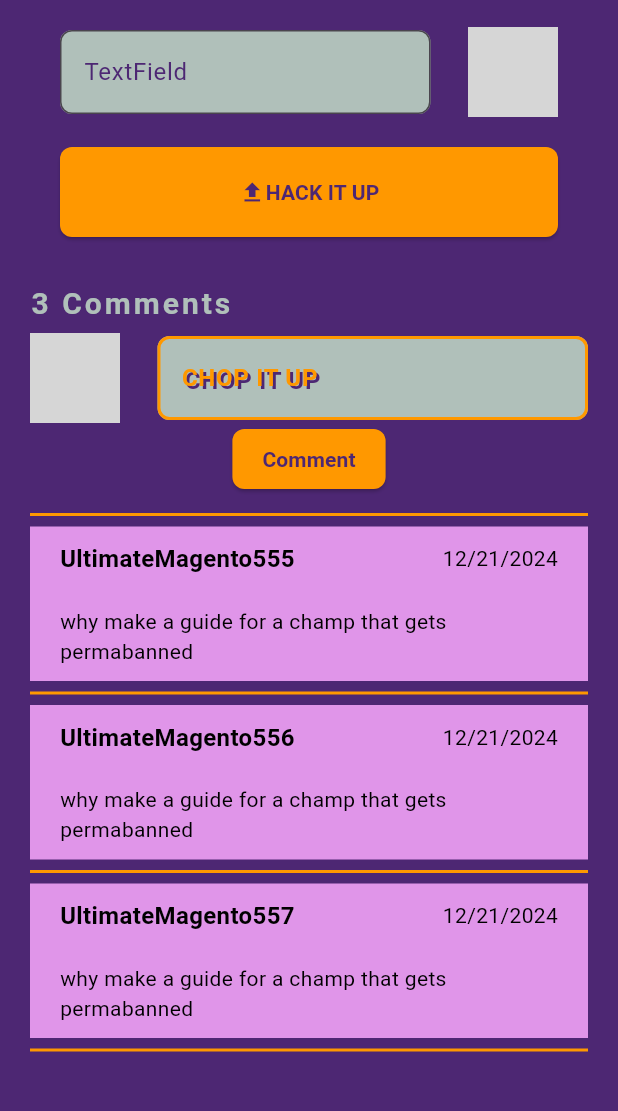
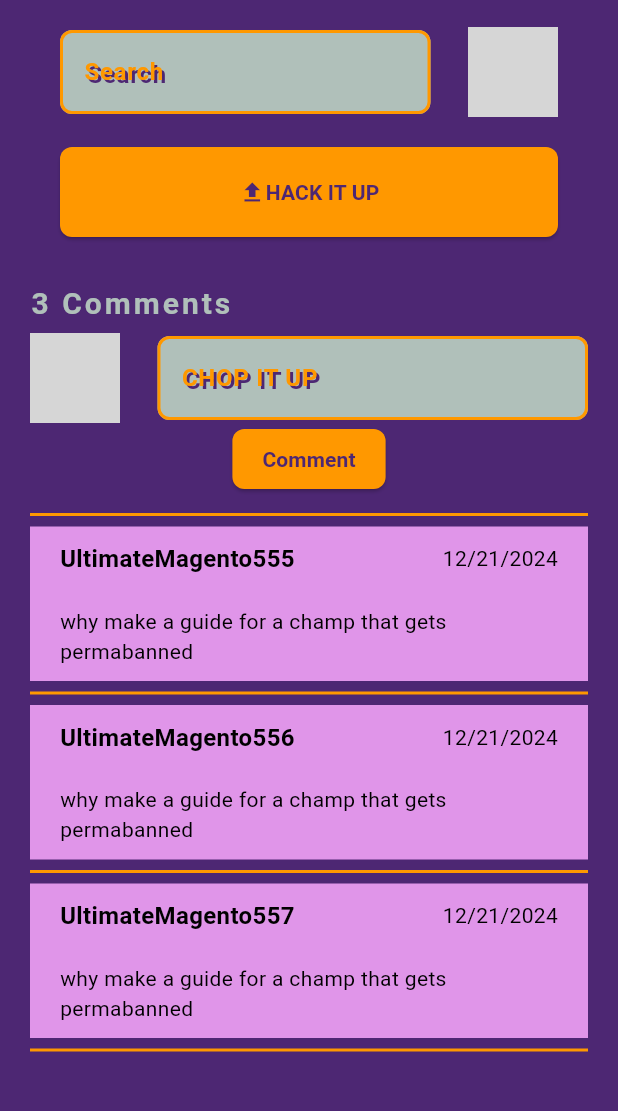
Before and after one commit to Mundo-Pictures/mundo-pictures, a Flutter app: the screen it shows after launch, on a phone screen of 412 x 824 dp, the part 72-1183 px from its top. Run offline on Flutter 3.47's test engine with Material 3 defaults, Android fonts, the phone set to English and light mode, and no system bars; our stand-ins replace flutter_svg; grey boxes are pictures that could not be loaded.

Commit message:
adds padding as a n optional property for primary button widget, creates primary text field widget and adds it to comment and home sections.

```diff
--- a/lib/buttons/primary-button.dart
+++ b/lib/buttons/primary-button.dart
@@ -2,10 +2,14 @@ import 'package:flutter/material.dart';
 
 class PrimaryButton extends StatelessWidget {
   const PrimaryButton(
-      {super.key, required this.onPressedAction, required this.childWidget});
+      {super.key,
+      required this.onPressedAction,
+      required this.childWidget,
+      this.buttonPadding = const EdgeInsets.all(20)});
 
   final void Function() onPressedAction;
   final Widget childWidget;
+  final EdgeInsets buttonPadding;
 
   @override
   Widget build(BuildContext context) {
@@ -17,7 +21,7 @@ class PrimaryButton extends StatelessWidget {
               borderRadius: BorderRadius.circular(8),
             )),
             padding: WidgetStateProperty.all<EdgeInsets>(
-              EdgeInsets.all(20),
+              buttonPadding,
             ),
             backgroundColor: WidgetStateProperty.all(Color(0xffff9800))),
         child: childWidget);
--- a/lib/components/comments.dart
+++ b/lib/components/comments.dart
@@ -1,5 +1,7 @@
 import 'package:flutter/material.dart';
+import 'package:mundo_pictures/buttons/primary-button.dart';
 import 'package:mundo_pictures/components/data/comment_data.dart';
+import 'package:mundo_pictures/textfields/primary-textfields.dart';
 
 class Comments extends StatefulWidget {
   const Comments({super.key});
@@ -50,61 +52,19 @@ class _CommentsState extends State<Comments> {
                       width: 25,
                     ),
                     Expanded(
-                      child: TextField(
-                          style: TextStyle(color: Color(0xff4d2773)),
-                          textAlign: TextAlign.left,
-                          decoration: InputDecoration(
-                            border: OutlineInputBorder(
-                              borderRadius: BorderRadius.circular(8),
-                            ),
-                            enabledBorder: OutlineInputBorder(
-                                borderRadius: BorderRadius.circular(8),
-                                borderSide: BorderSide(
-                                    width: 2,
-                                    color: Color.fromRGBO(255, 152, 0, 1))),
-                            focusedBorder: OutlineInputBorder(
-                                borderSide: BorderSide(
-                                    width: 2,
-                                    color: Color.fromRGBO(255, 152, 0, 1))),
-                            hintText: "Comment...",
-                            hintStyle: TextStyle(color: Color(0xff4d2773)),
-                            label: Text(
-                              "CHOP IT UP",
-                              style: TextStyle(
-                                  color: Color.fromRGBO(255, 152, 0, 1),
-                                  fontWeight: FontWeight.bold,
-                                  fontSize: 16,
-                                  shadows: [
-                                    Shadow(
-                                        offset: Offset(2, 2),
-                                        blurRadius: 0,
-                                        color: Color(0xff4d2773))
-                                  ]),
-                            ),
-                            fillColor: Color(0xffb0c0ba),
-                            filled: true,
-                          )),
-                    ),
+                        child: PrimaryTextField(
+                            hintText: "Comment...", labelText: "CHOP IT UP")),
                   ],
                 ),
-                ElevatedButton(
-                    onPressed: HandleAddComment,
-                    style: ButtonStyle(
-                        shape: WidgetStateProperty.all<RoundedRectangleBorder>(
-                            RoundedRectangleBorder(
-                          borderRadius: BorderRadius.circular(8),
-                        )),
-                        padding: WidgetStateProperty.all<EdgeInsets>(
-                          EdgeInsets.fromLTRB(20, 10, 20, 10),
-                        ),
-                        backgroundColor:
-                            WidgetStateProperty.all(Color(0xffff9800))),
-                    child: Text(
-                      "Comment",
-                      style: TextStyle(
-                          fontWeight: FontWeight.w600,
-                          color: Color(0xff4d2773)),
-                    ))
+                PrimaryButton(
+                  onPressedAction: HandleAddComment,
+                  childWidget: Text(
+                    "Comment",
+                    style: TextStyle(
+                        fontWeight: FontWeight.w600, color: Color(0xff4d2773)),
+                  ),
+                  buttonPadding: EdgeInsets.fromLTRB(20, 10, 20, 10),
+                )
               ],
             ),
           ),
--- a/lib/home/home.dart
+++ b/lib/home/home.dart
@@ -2,6 +2,7 @@ import 'package:flutter/material.dart';
 import 'package:flutter_svg/flutter_svg.dart';
 import 'package:mundo_pictures/buttons/primary-button.dart';
 import 'package:mundo_pictures/components/comments.dart';
+import 'package:mundo_pictures/textfields/primary-textfields.dart';
 
 class HomePage extends StatelessWidget {
   const HomePage({super.key});
@@ -48,18 +49,8 @@ class HomePage extends StatelessWidget {
                 mainAxisAlignment: MainAxisAlignment.center,
                 children: [
                   Expanded(
-                    child: TextField(
-                        style: TextStyle(color: Color(0xff4d2773)),
-                        textAlign: TextAlign.left,
-                        decoration: InputDecoration(
-                          border: OutlineInputBorder(
-                              borderRadius: BorderRadius.circular(8)),
-                          hintText: "TextField",
-                          hintStyle: TextStyle(color: Color(0xff4d2773)),
-                          fillColor: Color(0xffb0c0ba),
-                          filled: true,
-                        )),
-                  ),
+                      child: PrimaryTextField(
+                          hintText: "Search...", labelText: "Search")),
                   SizedBox(
                     width: 25,
                   ),
--- /dev/null
+++ b/lib/textfields/primary-textfields.dart
@@ -0,0 +1,45 @@
+import 'package:flutter/material.dart';
+
+class PrimaryTextField extends StatelessWidget {
+  const PrimaryTextField(
+      {super.key, required this.hintText, required this.labelText});
+
+  final String hintText;
+  final String labelText;
+
+  @override
+  Widget build(BuildContext context) {
+    return TextField(
+        style: TextStyle(color: Color(0xff4d2773)),
+        textAlign: TextAlign.left,
+        decoration: InputDecoration(
+          border: OutlineInputBorder(
+            borderRadius: BorderRadius.circular(8),
+          ),
+          enabledBorder: OutlineInputBorder(
+              borderRadius: BorderRadius.circular(8),
+              borderSide:
+                  BorderSide(width: 2, color: Color.fromRGBO(255, 152, 0, 1))),
+          focusedBorder: OutlineInputBorder(
+              borderSide:
+                  BorderSide(width: 2, color: Color.fromRGBO(255, 152, 0, 1))),
+          hintText: hintText,
+          hintStyle: TextStyle(color: Color(0xff4d2773)),
+          label: Text(
+            labelText,
+            style: TextStyle(
+                color: Color.fromRGBO(255, 152, 0, 1),
+                fontWeight: FontWeight.bold,
+                fontSize: 16,
+                shadows: [
+                  Shadow(
+                      offset: Offset(2, 2),
+                      blurRadius: 0,
+                      color: Color(0xff4d2773))
+                ]),
+          ),
+          fillColor: Color(0xffb0c0ba),
+          filled: true,
+        ));
+  }
+}
```
